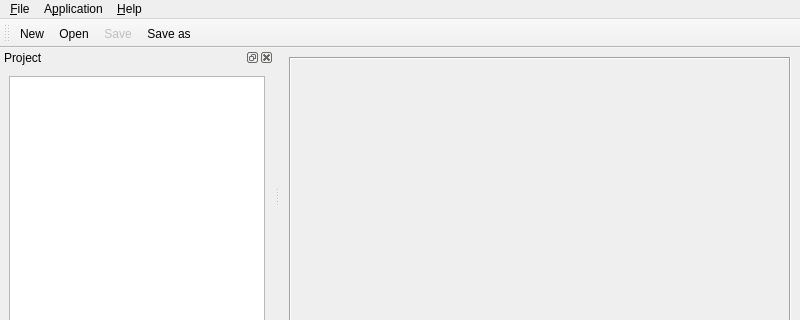
First picture: the form in AppFull/ui/MainWindow.ui, repository KDE/cutehmi, before the edit; both pictures show x 0 to 800 and y 0 to 320 of the 800 by 600 pixel window.
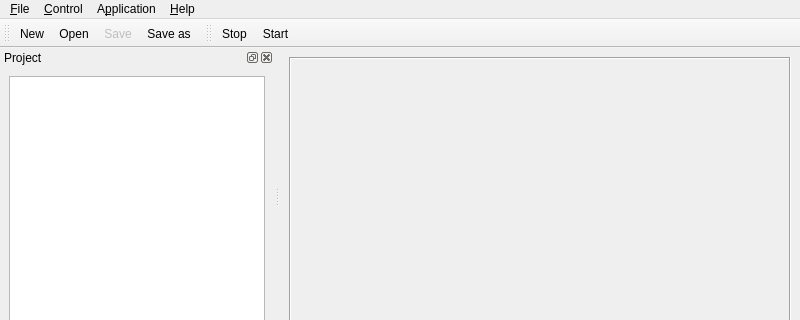
Second picture: the form after the edit. Icons and pictures are not drawn. Custom widgets are drawn as their Qt base class.

```diff
--- a/AppFull/ui/MainWindow.ui
+++ b/AppFull/ui/MainWindow.ui
@@ -61,7 +61,15 @@
      <string>A&amp;pplication</string>
     </property>
    </widget>
+   <widget class="QMenu" name="menuControl">
+    <property name="title">
+     <string>&amp;Control</string>
+    </property>
+    <addaction name="actionStop"/>
+    <addaction name="actionStart"/>
+   </widget>
    <addaction name="menuFile"/>
+   <addaction name="menuControl"/>
    <addaction name="menuApplication"/>
    <addaction name="menuHelp"/>
   </widget>
@@ -121,6 +129,19 @@
     </layout>
    </widget>
   </widget>
+  <widget class="QToolBar" name="controlBar">
+   <property name="windowTitle">
+    <string>toolBar</string>
+   </property>
+   <attribute name="toolBarArea">
+    <enum>TopToolBarArea</enum>
+   </attribute>
+   <attribute name="toolBarBreak">
+    <bool>false</bool>
+   </attribute>
+   <addaction name="actionStop"/>
+   <addaction name="actionStart"/>
+  </widget>
   <action name="actionAbout">
    <property name="text">
     <string>&amp;About</string>
@@ -211,6 +232,30 @@
     <string>Save project to the selected  file</string>
    </property>
   </action>
+  <action name="actionStart">
+   <property name="checkable">
+    <bool>true</bool>
+   </property>
+   <property name="icon">
+    <iconset theme="player_play" resource="../AppFull.qrc">
+     <normaloff>:/icons/ic_play_arrow_black_48dp.png</normaloff>:/icons/ic_play_arrow_black_48dp.png</iconset>
+   </property>
+   <property name="text">
+    <string>&amp;Start</string>
+   </property>
+  </action>
+  <action name="actionStop">
+   <property name="enabled">
+    <bool>true</bool>
+   </property>
+   <property name="icon">
+    <iconset theme="player_stop" resource="../AppFull.qrc">
+     <normaloff>:/icons/ic_stop_black_48dp.png</normaloff>:/icons/ic_stop_black_48dp.png</iconset>
+   </property>
+   <property name="text">
+    <string>S&amp;top</string>
+   </property>
+  </action>
  </widget>
  <customwidgets>
   <customwidget>
```
Left out of the diff: 64 changed lines with no effect on the pictures.
